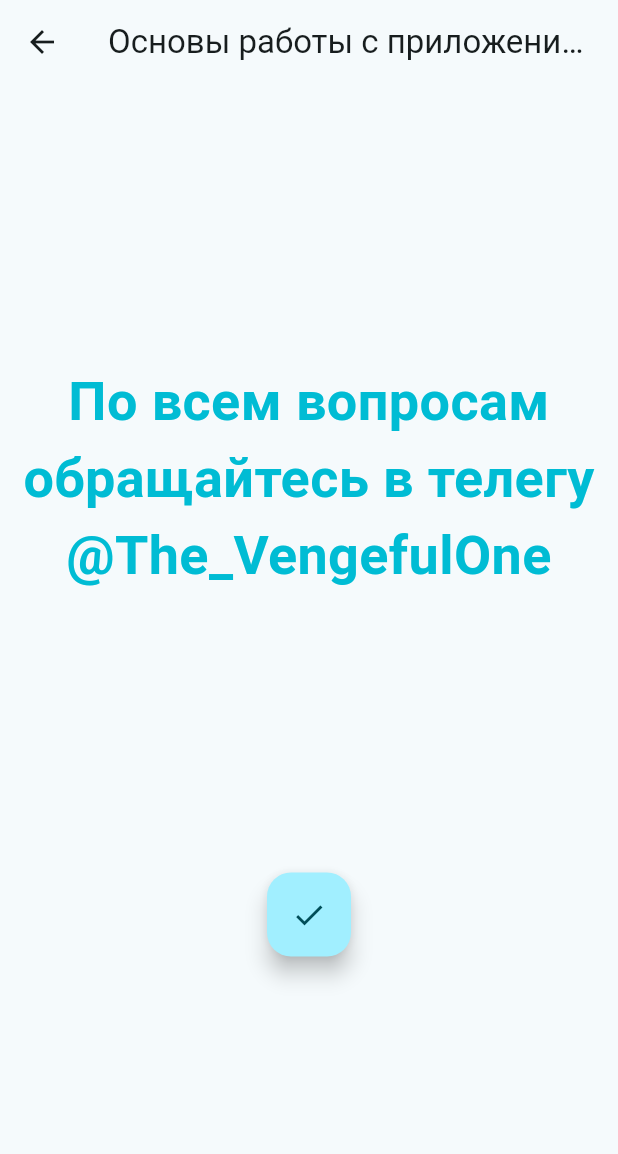
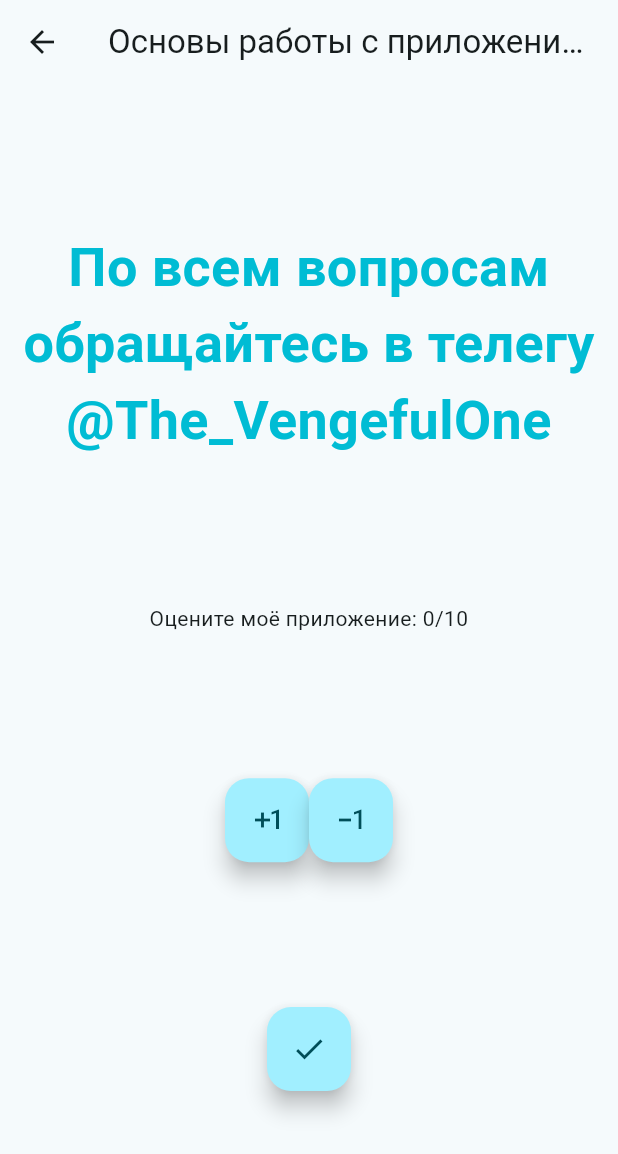
Before and after one commit to ZaVengefulOne/shy_flutter, a Flutter app: the FourthWidget screen opened directly, on a phone screen of 412 x 824 dp. Shown: the top 1154 px of the screen. Run offline on Flutter 3.47's test engine with Material 3 defaults, Android fonts, the light colour scheme and no system bars; our stand-ins replace cached_network_image, flutter_mobx, get_it, go_router, mobx; missing offline and left inert: dart:ffi; generated files the repository leaves out were written again.

Commit message:
Tenth practice done

```diff
--- a/lib/main.dart
+++ b/lib/main.dart
@@ -6,6 +6,11 @@ import 'package:flutter/foundation.dart';
 import 'package:flutter/material.dart';
 import 'package:get_it/get_it.dart';
 import 'package:go_router/go_router.dart';
+import 'package:flutter_mobx/flutter_mobx.dart';
+import 'counter.dart';
+
+final counter = Counter();
+
 void main() {
   runApp(const MyApp());
 }
@@ -188,7 +193,13 @@ class FourthWidget extends StatelessWidget{
     return Scaffold(
       appBar: AppBar(title: const Text("Основы работы с приложением: 3")),
       body: Center( child:  Column(mainAxisAlignment: MainAxisAlignment.spaceEvenly,   children: <Widget>[ const Text("По всем вопросам обращайтесь в телегу "
-          "\n@The_VengefulOne", style: TextStyle(fontWeight: FontWeight.bold, color: Colors.cyan, fontSize: 36), textAlign: TextAlign.center), FloatingActionButton(onPressed: (){
+          "\n@The_VengefulOne", style: TextStyle(fontWeight: FontWeight.bold, color: Colors.cyan, fontSize: 36), textAlign: TextAlign.center),
+        Observer(builder: (_) => Text("Оцените моё приложение: ${counter.value}/10", textAlign: TextAlign.center,)),
+        Row(mainAxisAlignment: MainAxisAlignment.center,children: <Widget>[
+          FloatingActionButton(onPressed: counter.increment, child: Icon(Icons.exposure_plus_1_sharp)),
+          FloatingActionButton(onPressed: counter.decrement, child: Icon(Icons.exposure_minus_1_sharp),)
+        ]),
+        FloatingActionButton(onPressed: (){
         // Navigator.of(context, rootNavigator: true).pushAndRemoveUntil(MaterialPageRoute(builder: (context) => MainScreen()), (Route<dynamic> route) => true);
         context.go('/main');
       },child: const Icon(Icons.done_sharp))]),
--- a/pubspec.yaml
+++ b/pubspec.yaml
@@ -38,6 +38,8 @@ dependencies:
   go_router: ^14.3.0
   cached_network_image: ^3.3.1
   get_it: ^7.7.0
+  mobx: ^2.3.3+2
+  flutter_mobx: ^2.2.1+1
 
 dev_dependencies:
   flutter_test:
@@ -49,6 +51,8 @@ dev_dependencies:
   # package. See that file for information about deactivating specific lint
   # rules and activating additional ones.
   flutter_lints: ^4.0.0
+  build_runner: ^2.4.9
+  mobx_codegen: ^2.6.1
 
 # For information on the generic Dart part of this file, see the
 # following page: https://dart.dev/tools/pub/pubspec
```
Also changed, not shown: lib/counter.dart (added, +20 -0 lines), lib/counter.g.dart (added), pubspec.lock.
